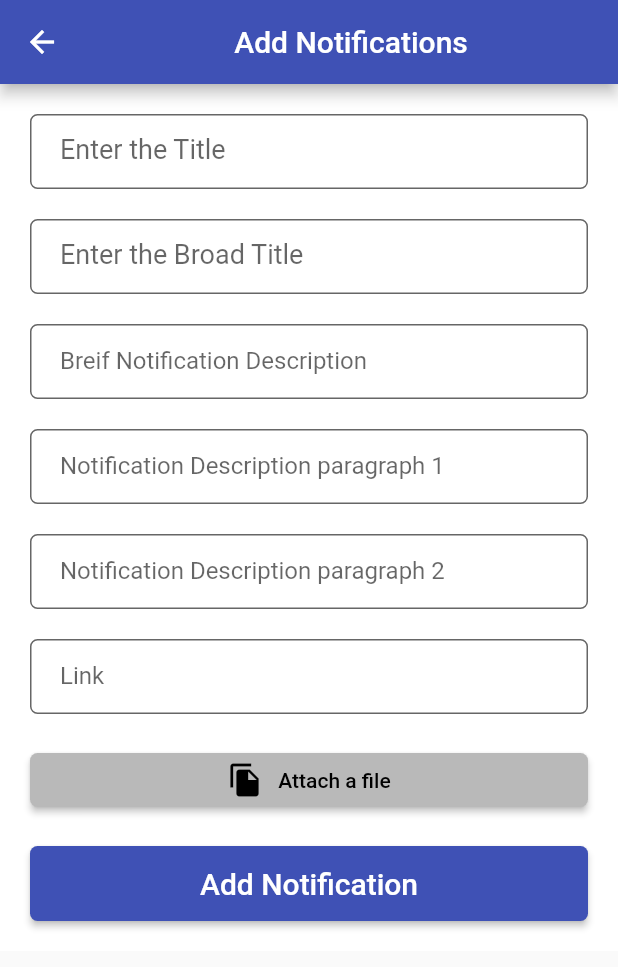
After one commit to fathima-farhath/event_notifier, a Flutter app: the AddNotification screen opened directly, on a phone screen of 412 x 824 dp. The commit adds this screen. Shown: the top 967 px of the screen. Run offline on Flutter 3.47's test engine with Material 2 defaults, Android fonts, the phone set to English and light mode, and no system bars; our stand-ins replace cloud_firestore, date_time_picker, firebase_core, firebase_storage, image_picker; missing offline and left inert: flutter_dropdown; accounts and stored records are empty.

```diff
--- a/lib/screens/addEvent.dart
+++ b/lib/screens/addEvent.dart
@@ -1,5 +1,5 @@
 import 'dart:io';
-
+import 'editevents.dart';
 import 'package:date_time_picker/date_time_picker.dart';
 import 'package:flutter/material.dart';
 import 'package:cloud_firestore/cloud_firestore.dart';
@@ -61,14 +61,16 @@ final CollectionReference event=FirebaseFirestore.instance.collection('events');
     'place':_placeController.text,
      'time':selectedFromTime!.format(context),
      'toTime': selectedToTime!.format(context),
-    // 'date':,
     'date':  DateTime.parse(fromDateString!),
     'toDate':DateTime.parse(toDateString!),
     'organizer':_organizerController.text,
     'shortDescription':_shortDescriptionController.text,
     'longDescription':_fullDescriptionController.text,
     'link':_linkController.text,
-    'imageURL':imageUrl,};
+    'imageURL':imageUrl,
+    'timestamp':FieldValue.serverTimestamp(),
+    'id':FieldValue.increment(1),
+    };
 
    event.add(data);
   }
@@ -434,6 +436,12 @@ final CollectionReference event=FirebaseFirestore.instance.collection('events');
                   child: ElevatedButton(
                     onPressed: () {
                       addEvent();
+                      Navigator.push(
+                      context,
+                        MaterialPageRoute(
+                      builder: (context) => AdminTeacher(),
+                ),
+              );
                     },
                     style: ButtonStyle(
                       minimumSize: MaterialStatePropertyAll(Size(2500,50)),
--- /dev/null
+++ b/lib/screens/addNotification.dart
@@ -0,0 +1,367 @@
+import 'dart:io';
+import 'editnotification.dart';
+import 'package:date_time_picker/date_time_picker.dart';
+import 'package:flutter/material.dart';
+import 'package:cloud_firestore/cloud_firestore.dart';
+import 'package:flutter/src/widgets/framework.dart';
+import 'package:flutter/src/widgets/placeholder.dart';
+import 'package:flutter_dropdown/flutter_dropdown.dart';
+import 'package:image_picker/image_picker.dart';
+import 'package:firebase_storage/firebase_storage.dart';
+
+class AddNotification extends StatefulWidget {
+  const AddNotification({super.key});
+
+  @override
+  State<AddNotification> createState() => _AddNotificationState();
+}
+
+class _AddNotificationState extends State<AddNotification> {
+  final _formKey = GlobalKey<FormState>();
+
+  TextEditingController _titleController = TextEditingController();
+  TextEditingController _broadTitleController=TextEditingController();
+  TextEditingController _shortDescriptionController = TextEditingController();
+  // TextEditingController _fullDescriptionController = TextEditingController();
+  TextEditingController _para1DescController=TextEditingController();
+  TextEditingController _para2DescController=TextEditingController();
+  TextEditingController _linkController = TextEditingController();
+  String imageUrl='';
+  final CollectionReference notification=FirebaseFirestore.instance.collection('notifications');
+
+  void addNotification(){
+    final data= {
+    'title':_titleController.text,
+    'broadTitle':_broadTitleController.text,
+    'shortDescription':_shortDescriptionController.text,
+
+    'para1Desc':_para1DescController.text,
+    'para2Desc':_para2DescController.text,
+    //  'time':selectedFromTime!.format(context),
+    //  'toTime': selectedToTime!.format(context),
+    // 'date':  DateTime.parse(fromDateString!),
+    // 'toDate':DateTime.parse(toDateString!),
+    // 'longDescription':_fullDescriptionController.text,
+    'link':_linkController.text,
+    'timestamp': FieldValue.serverTimestamp(),
+
+    // 'imageURL':imageUrl,
+    };
+
+   notification.add(data);
+  }
+  @override
+  Widget build(BuildContext context) {
+   return Scaffold(
+      appBar: AppBar(
+        title: const Center(child: Text('Add Notifications')),
+      ),
+      body: SingleChildScrollView(
+        child: Container(
+          width: double.infinity,
+          padding: const EdgeInsets.all(20),
+          color: Colors.white,
+          child: Form(
+            key: _formKey,
+            child: Column(
+              crossAxisAlignment: CrossAxisAlignment.start,
+              children: [
+                Container(
+                  width: double.infinity,
+                  height: 50,
+                  decoration: BoxDecoration(
+                    borderRadius: BorderRadius.circular(10),
+                  ),
+                  child: TextFormField(
+                    controller: _titleController,
+                    decoration: InputDecoration(
+                      labelText: 'Enter the Title',
+                      labelStyle: TextStyle(fontSize: 18.0),
+                      border: OutlineInputBorder(
+                      borderRadius: BorderRadius.circular(5)
+                      ),
+                      fillColor: Color.fromARGB(255, 255, 255, 255),
+                      filled: true,
+                      contentPadding: const EdgeInsets.all(20),
+                    ),
+                    validator: (value) {
+                      if (value == null || value.isEmpty) {
+                        return 'Please enter some text';
+                      }
+                      return null;
+                    },
+                  ),
+                ),
+                const SizedBox(
+                  height: 20,
+                ),
+                Container(
+                  width: double.infinity,
+                  height: 50,
+                  decoration: BoxDecoration(
+                    borderRadius: BorderRadius.circular(10),
+                  ),
+                  child: TextFormField(
+                    controller: _broadTitleController,
+                    decoration: InputDecoration(
+                      labelText: 'Enter the Broad Title',
+                      labelStyle: TextStyle(fontSize: 18.0),
+                      border: OutlineInputBorder(
+                      borderRadius: BorderRadius.circular(5)
+                      ),
+                      fillColor: Color.fromARGB(255, 255, 255, 255),
+                      filled: true,
+                      contentPadding: const EdgeInsets.all(20),
+                    ),
+                    validator: (value) {
+                      if (value == null || value.isEmpty) {
+                        return 'Please enter some text';
+                      }
+                      return null;
+                    },
+                  ),
+                ),
+                SizedBox(
+                  height:20,
+                ),
+                Container(
+                  width: double.infinity,
+                  height: 50,
+                  decoration: BoxDecoration(
+                    borderRadius: BorderRadius.circular(10),
+                  ),
+                  child: TextFormField(
+                    controller: _shortDescriptionController,
+                    decoration: InputDecoration(
+                      labelText: 'Breif Notification Description',
+                      // labelStyle: TextStyle(fontSize: 18.0),
+                      border: OutlineInputBorder(
+                      borderRadius: BorderRadius.circular(5)
+                      ),
+                      fillColor: Color.fromARGB(255, 255, 255, 255),
+                      filled: true,
+                      contentPadding: const EdgeInsets.all(20),
+                    ),
+                    validator: (value) {
+                      if (value == null || value.isEmpty) {
+                        return 'Please enter some text';
+                      }
+                      return null;
+                    },
+                  )
+                ),
+                const SizedBox(
+                  height: 20,
+                ),
+
+ // para 1 Description
+                Container(
+                  width: double.infinity,
+                  height: 50,
+                  decoration: BoxDecoration(
+                    borderRadius: BorderRadius.circular(10),
+                  ),
+                  child: TextFormField(
+                    controller: _para1DescController,
+                    decoration: InputDecoration(
+                      labelText: 'Notification Description paragraph 1',
+                      // labelStyle: TextStyle(fontSize: 18.0),
+                      border: OutlineInputBorder(
+                      borderRadius: BorderRadius.circular(5)
+                      ),
+                      fillColor: Color.fromARGB(255, 255, 255, 255),
+                      filled: true,
+                      contentPadding: const EdgeInsets.all(20),
+                    ),
+                    validator: (value) {
+                      if (value == null || value.isEmpty) {
+                        return 'Please enter some text';
+                      }
+                      return null;
+                    },
+                  )
+                ),
+                SizedBox(height:20,),
+
+                // para2 Description
+                Container(
+                      width: double.infinity,
+                      height: 50,
+                      decoration: BoxDecoration(
+                        borderRadius: BorderRadius.circular(10),
+                        color: const Color.fromARGB(255, 255, 255, 255),
+                      ),
+                        child: TextFormField(
+                          controller: _para2DescController,
+                          // Set maxLines to null for a multi-line text area
+                          decoration: InputDecoration(
+                            labelText: 'Notification Description paragraph 2',
+                            border: OutlineInputBorder(
+                              borderRadius: BorderRadius.circular(5),
+                            ),
+                            fillColor: Color.fromARGB(255, 255, 255, 255),
+                            filled: true,
+                            contentPadding: const EdgeInsets.all(20),
+                          ),
+                          validator: (value) {
+                            if (value == null || value.isEmpty) {
+                              return 'Please enter some text';
+                            }
+                            return null;
+                          },
+                        ),
+                      ),
+
+
+                const SizedBox(
+                  height: 20,
+                ),
+
+              // Link
+               Container(
+                  width: double.infinity,
+                  height: 50,
+                  decoration: BoxDecoration(
+                    borderRadius: BorderRadius.circular(10),
+                  ),
+                  child: TextFormField(
+                    controller: _linkController,
+                    decoration: InputDecoration(
+                      labelText: 'Link',
+                      // labelStyle: TextStyle(fontSize: 18.0),
+                      border: OutlineInputBorder(
+                      borderRadius: BorderRadius.circular(5)
+                      ),
+                      fillColor: Color.fromARGB(255, 255, 255, 255),
+                      filled: true,
+                      contentPadding: const EdgeInsets.all(20),
+                    ),
+                    validator: (value) {
+                      if (value == null || value.isEmpty) {
+                        return 'Please enter some text';
+                      }
+                      return null;
+                    },
+                  )
+                ),
+
+                SizedBox(height:20,),
+
+                //attach image
+                // ElevatedButton(
+                //   onPressed: () async {
+                //     // _pickedImage = (await ImagePicker()
+                //     //     .pickImage(source: ImageSource.camera))!;
+                // ImagePicker imagePicker=ImagePicker();
+                //   XFile? file= await imagePicker.pickImage(source: ImageSource.camera);
+                // if (file==null) return;
+
+                //     // String uniqueFilename=DateTime.now().millisecondsSinceEpoch.toString();
+
+
+
+                //     // Reference referenceRoot=FirebaseStorage.instance.ref();
+                //     // Reference ReferenceDirImage=referenceRoot.child('images');
+                //     // Reference ReferenceImageToUpload=ReferenceDirImage.child(uniqueFilename);
+
+                //     // try{
+                //     // await ReferenceImageToUpload.putFile(File(file!.path));
+                //     // imageUrl=await ReferenceImageToUpload.getDownloadURL();
+                //     // }
+                //     // catch(error){
+
+                //     // }
+                //   },
+                //   style: ButtonStyle(
+
+                //      backgroundColor:
+                //         MaterialStateProperty.all<Color>(Color.fromARGB(255, 185, 185, 185),),
+                //     shape: MaterialStateProperty.all<RoundedRectangleBorder>(
+                //       RoundedRectangleBorder(
+                //         borderRadius: BorderRadius.circular(5),
+                //       ),
+                //     ),
+                //   ),
+                //   child: Row(
+                //     mainAxisAlignment: MainAxisAlignment.center,
+                //     children: const [
+                //       Icon(
+                //         Icons.attach_file,
+                //         color: Colors.black,
+                //       ),
+                //       SizedBox(
+                //         width: 10,
+                //       ),
+                //       Text(
+                //         'Attach an Image',
+                //         style: TextStyle(color: Colors.black),
+                //       ),
+                //     ],
+                //   ),
+                // ),
+
+                ElevatedButton(onPressed: (){
+
+                }, child: Row(
+                  mainAxisAlignment: MainAxisAlignment.center,
+                  children: [
+                    Icon(Icons.file_copy,
+                    color: Colors.black,
+                    ),
+                     SizedBox(
+                        width: 10,
+                      ),
+                    Text("Attach a file",
+                        style: TextStyle(
+                          color: Colors.black,
+                        ),)
+
+                  ],
+
+                ),
+                style: ButtonStyle(
+                  backgroundColor:MaterialStateProperty.all<Color>(Color.fromARGB(255, 185, 185, 185)!),
+                  shape: MaterialStateProperty.all<RoundedRectangleBorder>(
+                      RoundedRectangleBorder(
+                        borderRadius: BorderRadius.circular(5),
+                      ),
+                    ),
+                ),),
+
+
+                //submit button
+
+                SizedBox(
+                  height: 20,
+                ),
+                Center(
+                  child: ElevatedButton(
+                    onPressed: () {
+                       addNotification();
+                       Navigator.push(context, MaterialPageRoute(builder: (context) => EditNotifications(),),);
+                    },
+                    style: ButtonStyle(
+                      minimumSize: MaterialStatePropertyAll(Size(2500,50)),
+                          shape: MaterialStateProperty.all<RoundedRectangleBorder>(
+                        RoundedRectangleBorder(
+                          borderRadius: BorderRadius.circular(5),
+                        ),
+                      ),
+                    ),
+                      child: Text(
+                        'Add Notification',
+                        style: TextStyle(
+                          fontSize: 20,
+
+                        ),
+                      ),
+                    ),
+                  ),
+              ]
+            ),
+          ),
+        ),
+      ),
+    );
+ }
+}
```
